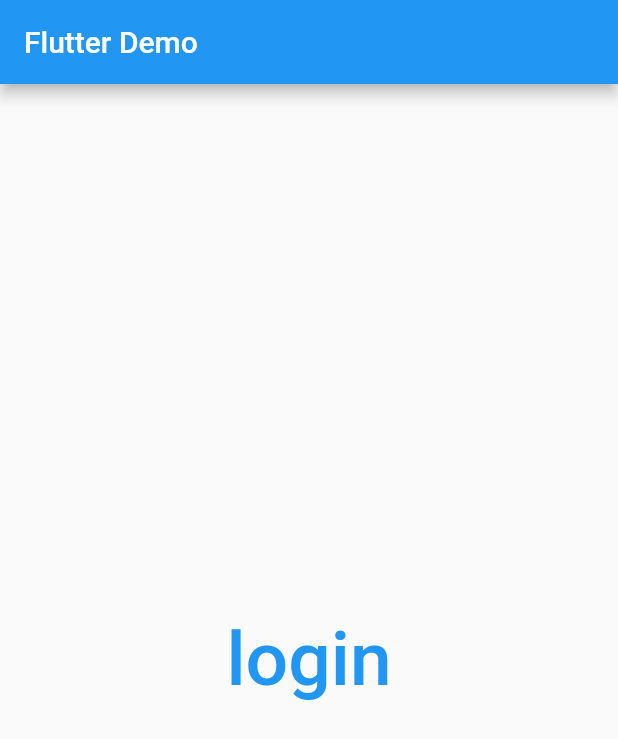
After one commit to ShoyaSuzuki-bst/kakeibo_app, a Flutter app: the screen it shows after launch, after a tap on "login", on a phone screen of 412 x 824 dp. The commit adds this screen. Shown: the top 739 px of the screen. Run offline on Flutter 3.47's test engine with Material 2 defaults, Android fonts, the phone set to English and light mode, and no system bars; our stand-ins replace firebase_auth, firebase_core, google_sign_in; accounts and stored records are empty.

Commit message:
[wip]ログイン機能

```diff
--- a/lib/main.dart
+++ b/lib/main.dart
@@ -1,115 +1,23 @@
+import 'package:firebase_core/firebase_core.dart';
 import 'package:flutter/material.dart';
+import 'pages/LoginPage.dart';
 
-void main() {
-  runApp(const MyApp());
+Future<void> main() async {
+  WidgetsFlutterBinding.ensureInitialized();
+  await Firebase.initializeApp();
+  runApp(MyApp());
 }
 
 class MyApp extends StatelessWidget {
-  const MyApp({Key? key}) : super(key: key);
-
-  // This widget is the root of your application.
   @override
   Widget build(BuildContext context) {
     return MaterialApp(
       title: 'Flutter Demo',
       theme: ThemeData(
-        // This is the theme of your application.
-        //
-        // Try running your application with "flutter run". You'll see the
-        // application has a blue toolbar. Then, without quitting the app, try
-        // changing the primarySwatch below to Colors.green and then invoke
-        // "hot reload" (press "r" in the console where you ran "flutter run",
-        // or simply save your changes to "hot reload" in a Flutter IDE).
-        // Notice that the counter didn't reset back to zero; the application
-        // is not restarted.
         primarySwatch: Colors.blue,
+        visualDensity: VisualDensity.adaptivePlatformDensity,
       ),
-      home: const MyHomePage(title: 'Flutter Demo Home Page'),
+      home: LoginPage(),
     );
   }
 }
-
-class MyHomePage extends StatefulWidget {
-  const MyHomePage({Key? key, required this.title}) : super(key: key);
-
-  // This widget is the home page of your application. It is stateful, meaning
-  // that it has a State object (defined below) that contains fields that affect
-  // how it looks.
-
-  // This class is the configuration for the state. It holds the values (in this
-  // case the title) provided by the parent (in this case the App widget) and
-  // used by the build method of the State. Fields in a Widget subclass are
-  // always marked "final".
-
-  final String title;
-
-  @override
-  State<MyHomePage> createState() => _MyHomePageState();
-}
-
-class _MyHomePageState extends State<MyHomePage> {
-  int _counter = 0;
-
-  void _incrementCounter() {
-    setState(() {
-      // This call to setState tells the Flutter framework that something has
-      // changed in this State, which causes it to rerun the build method below
-      // so that the display can reflect the updated values. If we changed
-      // _counter without calling setState(), then the build method would not be
-      // called again, and so nothing would appear to happen.
-      _counter++;
-    });
-  }
-
-  @override
-  Widget build(BuildContext context) {
-    // This method is rerun every time setState is called, for instance as done
-    // by the _incrementCounter method above.
-    //
-    // The Flutter framework has been optimized to make rerunning build methods
-    // fast, so that you can just rebuild anything that needs updating rather
-    // than having to individually change instances of widgets.
-    return Scaffold(
-      appBar: AppBar(
-        // Here we take the value from the MyHomePage object that was created by
-        // the App.build method, and use it to set our appbar title.
-        title: Text(widget.title),
-      ),
-      body: Center(
-        // Center is a layout widget. It takes a single child and positions it
-        // in the middle of the parent.
-        child: Column(
-          // Column is also a layout widget. It takes a list of children and
-          // arranges them vertically. By default, it sizes itself to fit its
-          // children horizontally, and tries to be as tall as its parent.
-          //
-          // Invoke "debug painting" (press "p" in the console, choose the
-          // "Toggle Debug Paint" action from the Flutter Inspector in Android
-          // Studio, or the "Toggle Debug Paint" command in Visual Studio Code)
-          // to see the wireframe for each widget.
-          //
-          // Column has various properties to control how it sizes itself and
-          // how it positions its children. Here we use mainAxisAlignment to
-          // center the children vertically; the main axis here is the vertical
-          // axis because Columns are vertical (the cross axis would be
-          // horizontal).
-          mainAxisAlignment: MainAxisAlignment.center,
-          children: <Widget>[
-            const Text(
-              'You have pushed the button this many times:',
-            ),
-            Text(
-              '$_counter',
-              style: Theme.of(context).textTheme.headline4,
-            ),
-          ],
-        ),
-      ),
-      floatingActionButton: FloatingActionButton(
-        onPressed: _incrementCounter,
-        tooltip: 'Increment',
-        child: const Icon(Icons.add),
-      ), // This trailing comma makes auto-formatting nicer for build methods.
-    );
-  }
-}
--- /dev/null
+++ b/lib/pages/LoginPage.dart
@@ -0,0 +1,48 @@
+import 'package:flutter/material.dart';
+import 'package:firebase_auth/firebase_auth.dart';
+import 'package:google_sign_in/google_sign_in.dart';
+import 'LogoutPage.dart';
+
+class LoginPage extends StatelessWidget {
+  static final googleLogin = GoogleSignIn(scopes: [
+    'email',
+    'https://www.googleapis.com/auth/contacts.readonly',
+  ]);
+
+  @override
+  Widget build(BuildContext context) {
+    return Scaffold(
+      appBar: AppBar(
+        title: Text('Flutter Demo'),
+      ),
+      body: Center(
+        child: TextButton(
+          onPressed: () async {
+            GoogleSignInAccount? signinAccount = await googleLogin.signIn();
+            if (signinAccount == null) return;
+            GoogleSignInAuthentication auth =
+                await signinAccount.authentication;
+            final OAuthCredential credential = GoogleAuthProvider.credential(
+              idToken: auth.idToken,
+              accessToken: auth.accessToken,
+            );
+            User? user =
+                (await FirebaseAuth.instance.signInWithCredential(credential))
+                    .user;
+            if (user != null) {
+              await Navigator.of(context).pushReplacement(
+                MaterialPageRoute(builder: (context) {
+                  return LogoutPage(user);
+                }),
+              );
+            }
+          },
+          child: Text(
+            'login',
+            style: TextStyle(fontSize: 50),
+          ),
+        ),
+      ),
+    );
+  }
+}
--- a/pubspec.yaml
+++ b/pubspec.yaml
@@ -38,6 +38,11 @@ dependencies:
 dev_dependencies:
   flutter_test:
     sdk: flutter
+
+  firebase_core: ^1.0.4
+  firebase_auth: ^1.1.1
+  google_sign_in: ^5.0.2
+  flutter_signin_button: ^1.1.0
 
   # The "flutter_lints" package below contains a set of recommended lints to
   # encourage good coding practices. The lint set provided by the package is
```
Also changed, not shown: lib/pages/LogoutPage.dart (added, +42 -0 lines), lib/pages/my_home_page.dart (added, +47 -0 lines), pubspec.lock, 14 other files.
